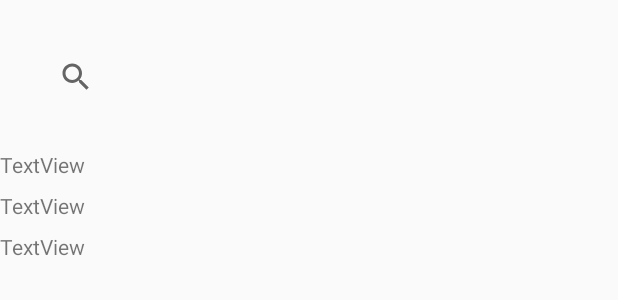
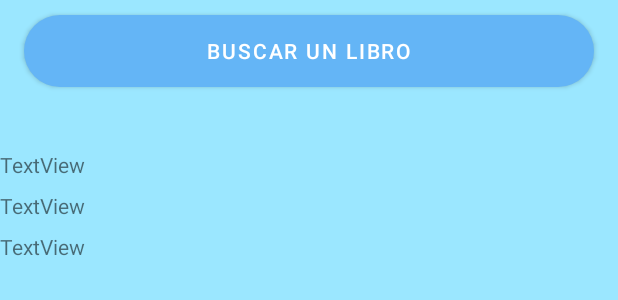
Before and after one commit to renatojobal/libraryapp, an Android app: the layout fragment_home.xml on its own in the app's theme, with its tools: preview values and no code run, on a phone screen of 412 x 824 dp. Shown: the top 300 px of the screen. Run offline under Robolectric (Android 15) with nearby library versions, the phone set to English and light mode, and no system bars.

Commit message:
Fixing styles

```diff
--- a/app/src/main/res/drawable/splash.xml
+++ b/app/src/main/res/drawable/splash.xml
@@ -3,10 +3,9 @@
 
     android:opacity="opaque">
     <!-- The background color, preferably the same as your normal theme -->
-    <item android:drawable="@color/linen" />
+    <item android:drawable="@color/primaryColor" />
     <!-- Your product logo - 144dp color version of your app icon -->
     <item>
-
         <bitmap
             android:gravity="center"
             android:src="@drawable/icl_custom_foreground" />
--- a/app/src/main/res/layout/activity_main.xml
+++ b/app/src/main/res/layout/activity_main.xml
@@ -11,7 +11,8 @@
 
     <androidx.constraintlayout.widget.ConstraintLayout
         android:layout_width="match_parent"
-        android:layout_height="match_parent">
+        android:layout_height="match_parent"
+        android:background="@color/primaryLightColor">
 
         <fragment
             android:id="@+id/nav_host_fragment"
--- a/app/src/main/res/layout/fragment_home.xml
+++ b/app/src/main/res/layout/fragment_home.xml
@@ -22,20 +22,23 @@
 
     <androidx.constraintlayout.widget.ConstraintLayout
         android:layout_width="match_parent"
-        android:layout_height="match_parent">
+        android:layout_height="match_parent"
+        android:background="@color/primaryLightColor">
 
-        <SearchView
+        <com.google.android.material.button.MaterialButton
             android:id="@+id/previous_search_view"
-            android:layout_width="359dp"
-            android:layout_height="70dp"
-            android:layout_marginTop="16dp"
+            style="@style/Widget.MaterialComponents.Button"
+            android:layout_width="0dp"
+            android:layout_height="60dp"
+            android:layout_marginStart="16dp"
+            android:layout_marginTop="4dp"
+            android:layout_marginEnd="16dp"
             android:onClick="@{() -> mainViewModel.setNewDestination(navDirection.getActionId())}"
+            android:text="Buscar un libro"
+            app:cornerRadius="32dp"
             app:layout_constraintEnd_toEndOf="parent"
             app:layout_constraintStart_toStartOf="parent"
-            app:layout_constraintTop_toTopOf="parent">
-
-
-        </SearchView>
+            app:layout_constraintTop_toTopOf="parent" />
 
 
         <androidx.recyclerview.widget.RecyclerView
@@ -51,10 +54,11 @@
 
         <TextView
             android:id="@+id/textView"
-            android:layout_width="329dp"
-            android:layout_height="80dp"
+            android:layout_width="0dp"
+            android:layout_height="50dp"
             android:layout_marginTop="200dp"
             android:text="No tienes conexión a internet en ese momento"
+            android:visibility="gone"
             app:layout_constraintEnd_toEndOf="parent"
             app:layout_constraintHorizontal_bias="0.498"
             app:layout_constraintStart_toStartOf="parent"
--- a/app/src/main/res/layout/fragment_search_book.xml
+++ b/app/src/main/res/layout/fragment_search_book.xml
@@ -22,7 +22,7 @@
     <androidx.constraintlayout.widget.ConstraintLayout
         android:layout_width="match_parent"
         android:layout_height="match_parent"
-        android:background="@color/linen">
+        android:background="@color/primaryLightColor">
 
 
         <SearchView
--- a/app/src/main/res/layout/item_home_book.xml
+++ b/app/src/main/res/layout/item_home_book.xml
@@ -6,7 +6,7 @@
     <data>
         <variable
             name="resultView"
-            type="com.renatojobal.libraryutpl.mainactivity.fsearchbook.ResultView" />
+            type="com.renatojobal.libraryutpl.mainactivity.fsearchbook.BookFull" />
 
     </data>
 
--- a/app/src/main/res/layout/item_horizontal_home_list.xml
+++ b/app/src/main/res/layout/item_horizontal_home_list.xml
@@ -2,6 +2,8 @@
 <layout xmlns:android="http://schemas.android.com/apk/res/android"
     xmlns:app="http://schemas.android.com/apk/res-auto"
     xmlns:tools="http://schemas.android.com/tools">
+
+
 
 
     <androidx.constraintlayout.widget.ConstraintLayout
@@ -22,7 +24,6 @@
             android:layout_width="match_parent"
             android:layout_height="wrap_content"
             android:layout_marginTop="8dp"
-
             android:orientation="horizontal"
             app:layoutManager="androidx.recyclerview.widget.LinearLayoutManager"
             app:layout_constraintEnd_toEndOf="parent"
--- a/app/src/main/res/layout/item_sample_book.xml
+++ b/app/src/main/res/layout/item_sample_book.xml
@@ -6,7 +6,7 @@
 
         <variable
             name="resultView"
-            type="com.renatojobal.libraryutpl.mainactivity.fsearchbook.ResultView" />
+            type="com.renatojobal.libraryutpl.mainactivity.fsearchbook.BookFull" />
     </data>
 
     <androidx.cardview.widget.CardView
@@ -15,7 +15,7 @@
         android:layout_height="240dp"
         android:layout_marginHorizontal="16dp"
         android:layout_marginTop="14dp"
-        app:cardBackgroundColor="@{resultView.sampleBook.state == 1 ? @color/rainBlue : @color/salmon}"
+        app:cardBackgroundColor="@{resultView.sampleBook.state == 1 ? @color/bookAvailableColor : @color/bookNotAvailableColor}"
         app:cardCornerRadius="38dp"
         tools:cardBackgroundColor="@color/rainBlue">
 
--- a/app/src/main/res/values/colors.xml
+++ b/app/src/main/res/values/colors.xml
@@ -1,13 +1,25 @@
 <?xml version="1.0" encoding="utf-8"?>
 <resources>
-    <color name="colorPrimary">#6200EE</color>
-    <color name="colorPrimaryDark">#3700B3</color>
-    <color name="colorAccent">#03DAC5</color>
 
 
-    <!-- Put her the color palette -->
-    <color name="linen">#EDEAE4</color>
-    <color name="rainBlue">#56CCF2</color>
-    <color name="salmon">#FA7C92</color>
+    <!-- Light colors -->
+    <color name="primaryColor">#64b5f6</color>
+    <color name="primaryLightColor">#9be7ff</color>
+    <color name="primaryDarkColor">#2286c3</color>
+    <color name="primaryTextColor">#000000</color>
+
+
+    <!-- Dark colors -->
+    <color name="secondaryColor">#607d8b</color>
+    <color name="secondaryLightColor">#8eacbb</color>
+    <color name="secondaryDarkColor">#34515e</color>
+    <color name="secondaryTextColor">#000000</color>
+
+
+    <color name="bookAvailableColor">#8BC34A</color>
+    <color name="bookNotAvailableColor">#F44336</color>
+
+
+
 
 </resources>
--- a/app/src/main/res/values/styles.xml
+++ b/app/src/main/res/values/styles.xml
@@ -1,12 +1,16 @@
 <resources>
 
+    <!-- Light theme-->
+
     <!-- Base application theme. -->
-    <style name="AppTheme" parent="Theme.AppCompat.Light.NoActionBar">
-        <!-- Customize your theme here. -->
-        <item name="colorPrimary">@color/colorPrimary</item>
-        <item name="colorPrimaryDark">@color/colorPrimaryDark</item>
-        <item name="colorAccent">@color/colorAccent</item>
+    <style name="AppTheme" parent="Theme.MaterialComponents.DayNight.NoActionBar">
+
+        <item name="colorPrimary">@color/primaryColor</item>
+        <item name="colorPrimaryDark">@color/primaryDarkColor</item>
+        <item name="colorAccent">@color/primaryTextColor</item>
+
     </style>
+
 
     <!-- Splash screen -->
     <style name="SplashTheme" parent="AppTheme">
```
